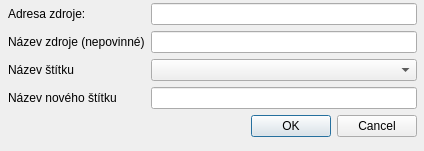
This is addFeedDialog.ui in tpopela/GooDer as Qt 5 draws it before an edit. The edited form follows.
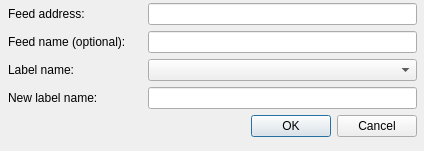
This is the edited form. Icons and pictures are not drawn.

Commit message: Code cleanup and rewriting, some labels changed from Czech to English..

What changed in the file:
```diff
--- a/addFeedDialog.ui
+++ b/addFeedDialog.ui
@@ -30,7 +30,7 @@
     <item row="0" column="0">
      <widget class="QLabel" name="labelFeedAddress">
       <property name="text">
-       <string>Adresa zdroje: </string>
+       <string>Feed address:</string>
       </property>
      </widget>
     </item>
@@ -47,7 +47,7 @@
     <item row="1" column="0">
      <widget class="QLabel" name="labelFeedName">
       <property name="text">
-       <string>Název zdroje (nepovinné)</string>
+       <string>Feed name (optional):</string>
       </property>
      </widget>
     </item>
@@ -67,7 +67,7 @@
     <item row="3" column="0">
      <widget class="QLabel" name="labelLabelName">
       <property name="text">
-       <string>Název nového štítku</string>
+       <string>New label name:</string>
       </property>
      </widget>
     </item>
@@ -94,7 +94,7 @@
     <item row="2" column="0">
      <widget class="QLabel" name="label">
       <property name="text">
-       <string>Název štítku</string>
+       <string>Label name:</string>
       </property>
      </widget>
     </item>
```
Left out of the diff: 2 changed lines with no effect on the pictures. The commit also changes 7 other files.
